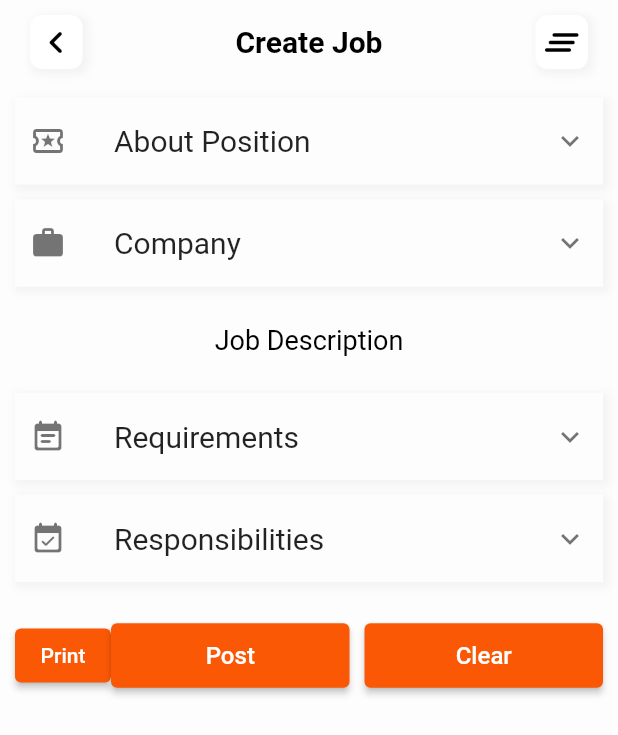
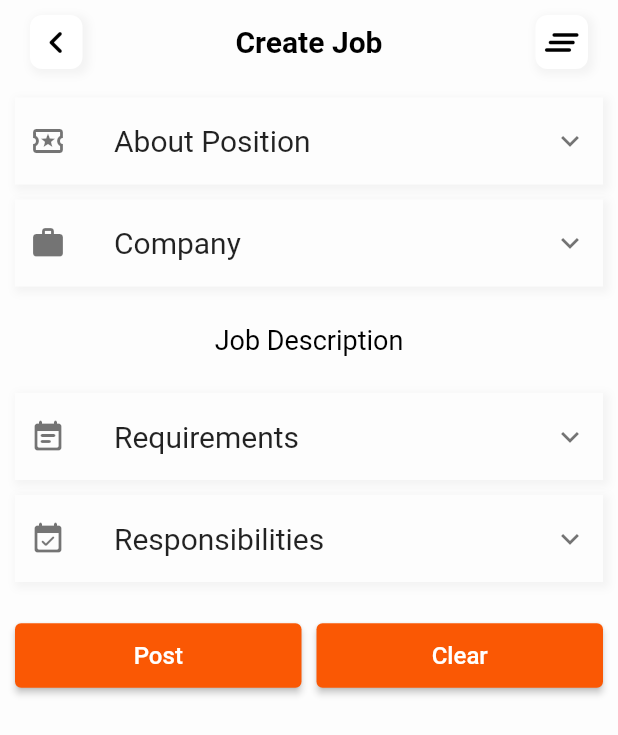
Before and after one commit to thetooaung07/job-portal, a Flutter app: the PostJobPage screen opened by its route, on a phone screen of 412 x 824 dp. Shown: the top 735 px of the screen. Run offline on Flutter 3.47's test engine with Material 2 defaults, Android fonts, the phone set to English and light mode, and no system bars; our stand-ins replace cloud_firestore, firebase_auth, firebase_core, firebase_storage, flutter_svg, fluttertoast and 2 more; accounts and stored records are empty; Roboto replaces fonts that are missing (Circular).

Commit message:
slight adjustments

```diff
--- a/lib/controller/job_create_controller.dart
+++ b/lib/controller/job_create_controller.dart
@@ -8,12 +8,6 @@ import 'package:job_portal/model/job_post_model.dart';
 import 'package:job_portal/model/user_account.dart';
 import 'package:job_portal/model/user_jobPosts_model.dart';
 import 'package:job_portal/services/database.dart';
-
-enum WorkType {
-  company,
-  work_from_home,
-  hybrid,
-}
 
 class JobCreateController extends GetxController {
   TextEditingController titleC = new TextEditingController();
@@ -29,7 +23,7 @@ class JobCreateController extends GetxController {
   TextEditingController requirementsC = new TextEditingController();
   TextEditingController responsibilitiesC = new TextEditingController();
 
-  Rx<WorkType> selectedType = WorkType.company.obs;
+  Rx<String> selectedType = "".obs;
 
   @override
   void onInit() {
@@ -39,7 +33,7 @@ class JobCreateController extends GetxController {
     expLevelC.text = "Mid Senior";
     techSkillC.text = "Js, React, Api";
     workHourC.text = "9am-5pm";
-    selectedType.value = WorkType.company;
+    selectedType.value = "Company";
     salaryC.text = "1200-1500";
     companyLocationC.text = "Yangon";
     companyNameC.text = "XSoftware House";
--- a/lib/model/job_post_model.dart
+++ b/lib/model/job_post_model.dart
@@ -7,7 +7,7 @@ class JobPostModel {
   late String title; // JS developer
   late String expLevel; // Eg. Mid-Level, Intern, Senior;
   late String workHour;
-  late WorkType workType;
+  late String workType;
   late String companyLocation; // WFH or on Campus,
   late String companyName; // US,
   late String companyWebsite; // 9 to 5
@@ -46,6 +46,7 @@ class JobPostModel {
     postedBy = JobPostUser.fromMap(doc["postedBy"]);
     expLevel = doc["expLevel"];
     workHour = doc["workHour"];
+    workType = doc["workType"];
     companyName = doc["companyName"];
     companyLocation = doc["companyLocation"];
     companyWebsite = doc["companyWebsite"];
@@ -63,7 +64,8 @@ class JobPostModel {
         "id": id,
         "title": title,
         "expLevel": expLevel,
-        "workHour": workHour.toString(),
+        "workHour": workHour,
+        "workType": workType,
         "postedBy": postedBy.toMap(),
         "companyName": companyName,
         "companyWebsite": companyWebsite,
--- a/lib/view/account_page.dart
+++ b/lib/view/account_page.dart
@@ -440,9 +440,9 @@ class StyledPopupMenuBtn extends StatelessWidget {
             value: 3,
             padding: EdgeInsets.symmetric(horizontal: 0),
             child: ListTile(
-              // onTap: () {
-              // Get.toNamed(RouteNames.eidtProfile);
-              // },
+              onTap: () {
+                Get.toNamed(RouteNames.myJobs);
+              },
               contentPadding: EdgeInsets.symmetric(horizontal: 20),
               minLeadingWidth: 10,
               leading: Icon(Icons.edit_calendar_outlined),
--- a/lib/view/job_details_page/job_tabs.dart
+++ b/lib/view/job_details_page/job_tabs.dart
@@ -134,17 +134,21 @@ class JobDescShort extends StatelessWidget {
   Widget build(BuildContext context) {
     JobPostModel data = Get.arguments as JobPostModel;
     return Container(
+      width: Get.width,
       // margin: EdgeInsets.symmetric(horizontal: 10),
-      padding: EdgeInsets.fromLTRB(25, 12, 25, 5),
+      // padding: EdgeInsets.fromLTRB(25, 12, 25, 5),
+      padding: EdgeInsets.fromLTRB(0, 12, 0, 10),
       decoration: BoxDecoration(
         color: kJobDetailsBgColor,
         borderRadius: BorderRadius.circular(10),
       ),
       child: Row(
         crossAxisAlignment: CrossAxisAlignment.center,
-        mainAxisAlignment: MainAxisAlignment.spaceBetween,
+        // mainAxisAlignment: MainAxisAlignment.spaceBetween,
         children: [
-          Column(
+          Container(
+            width: (Get.width - 50) / 3,
+            child: Column(
               mainAxisAlignment: MainAxisAlignment.center,
               children: [
                 CustomIconButton(child: Icon(Icons.work_history_outlined)),
@@ -154,7 +158,10 @@ class JobDescShort extends StatelessWidget {
                 Text(data.title),
               ],
             ),
-          Column(
+          ),
+          Container(
+            width: (Get.width - 50) / 3,
+            child: Column(
               mainAxisAlignment: MainAxisAlignment.center,
               children: [
                 CustomIconButton(child: Icon(Icons.location_on_outlined)),
@@ -164,7 +171,10 @@ class JobDescShort extends StatelessWidget {
                 Text(data.companyLocation),
               ],
             ),
-          Column(
+          ),
+          Container(
+            width: (Get.width - 50) / 3,
+            child: Column(
               mainAxisAlignment: MainAxisAlignment.center,
               children: [
                 CustomIconButton(child: Icon(Icons.history_rounded)),
@@ -173,6 +183,7 @@ class JobDescShort extends StatelessWidget {
                 ),
                 Text(data.workHour),
               ],
+            ),
           ),
         ],
       ),
--- a/lib/view/post_job_page.dart
+++ b/lib/view/post_job_page.dart
@@ -81,31 +81,54 @@ class PostJobPage extends GetView<JobCreateController> {
                     Obx(
                       () => Row(
                         children: [
-                          Radio<WorkType>(
+                          Radio<String>(
                               activeColor: kPrimaryRedColor,
-                              value: WorkType.company,
+                              value: "Company",
                               groupValue: controller.selectedType.value,
                               onChanged: (value) {
                                 print(value);
                                 controller.selectedType.value = value!;
                               }),
-                          Text("Company"),
-                          Radio<WorkType>(
+                          Text(
+                            "Company",
+                            style: TextStyle(
+                                fontWeight: FontWeight.w500,
+                                color:
+                                    controller.selectedType.value == "Company"
+                                        ? Colors.red
+                                        : null),
+                          ),
+                          Radio<String>(
                               activeColor: kPrimaryRedColor,
-                              value: WorkType.work_from_home,
+                              value: "Work From Home",
                               groupValue: controller.selectedType.value,
                               onChanged: (value) {
                                 controller.selectedType.value = value!;
                               }),
-                          Text("Work From Home"),
-                          Radio<WorkType>(
+                          Text(
+                            "Work From Home",
+                            style: TextStyle(
+                                fontWeight: FontWeight.w500,
+                                color: controller.selectedType.value ==
+                                        "Work From Home"
+                                    ? Colors.red
+                                    : null),
+                          ),
+                          Radio<String>(
                               activeColor: kPrimaryRedColor,
-                              value: WorkType.hybrid,
+                              value: "Hybrid",
                               groupValue: controller.selectedType.value,
                               onChanged: (value) {
                                 controller.selectedType.value = value!;
                               }),
-                          Text("Hybrid"),
+                          Text(
+                            "Hybrid",
+                            style: TextStyle(
+                                fontWeight: FontWeight.w500,
+                                color: controller.selectedType.value == "Hybrid"
+                                    ? Colors.red
+                                    : null),
+                          ),
                         ],
                       ),
                     ),
@@ -184,7 +207,7 @@ class PostJobPage extends GetView<JobCreateController> {
                           ),
                           Expanded(
                             child: Text(
-                              "Type in format below to generate bullet points.",
+                              "Fill in format below to generate bullet points.",
                               style: TextStyle(fontSize: 14),
                             ),
                           ),
@@ -222,7 +245,7 @@ class PostJobPage extends GetView<JobCreateController> {
                               color: Colors.black26,
                             ),
                             hintText:
-                                "require minium work exp of 2 years\n\nmust have positive attitude for work\n\nnew Requirement",
+                                "require minium work exp of 2 years\nmust have positive attitude for work\nnew Requirement",
                             fillColor: Colors.white,
                             filled: true),
                       ),
@@ -248,7 +271,7 @@ class PostJobPage extends GetView<JobCreateController> {
                           ),
                           Expanded(
                             child: Text(
-                              "Please add full-stop(.) at the end of each sentence\nor press enter to move to next line",
+                              "Fill in format below to generate bullet points.",
                               style: TextStyle(fontSize: 14),
                             ),
                           ),
@@ -298,9 +321,9 @@ class PostJobPage extends GetView<JobCreateController> {
                   child: Row(
                     mainAxisAlignment: MainAxisAlignment.spaceAround,
                     children: [
-                      ElevatedButton(
-                          onPressed: () => controller.printController(),
-                          child: Text("Print")),
+                      // ElevatedButton(
+                      //     onPressed: () => controller.printController(),
+                      //     child: Text("Print")),
                       Expanded(
                         child: ElevatedButton(
                             onPressed: () => controller.createJobPost(),
```
Lines whose indentation alone changed are shown as unchanged.
